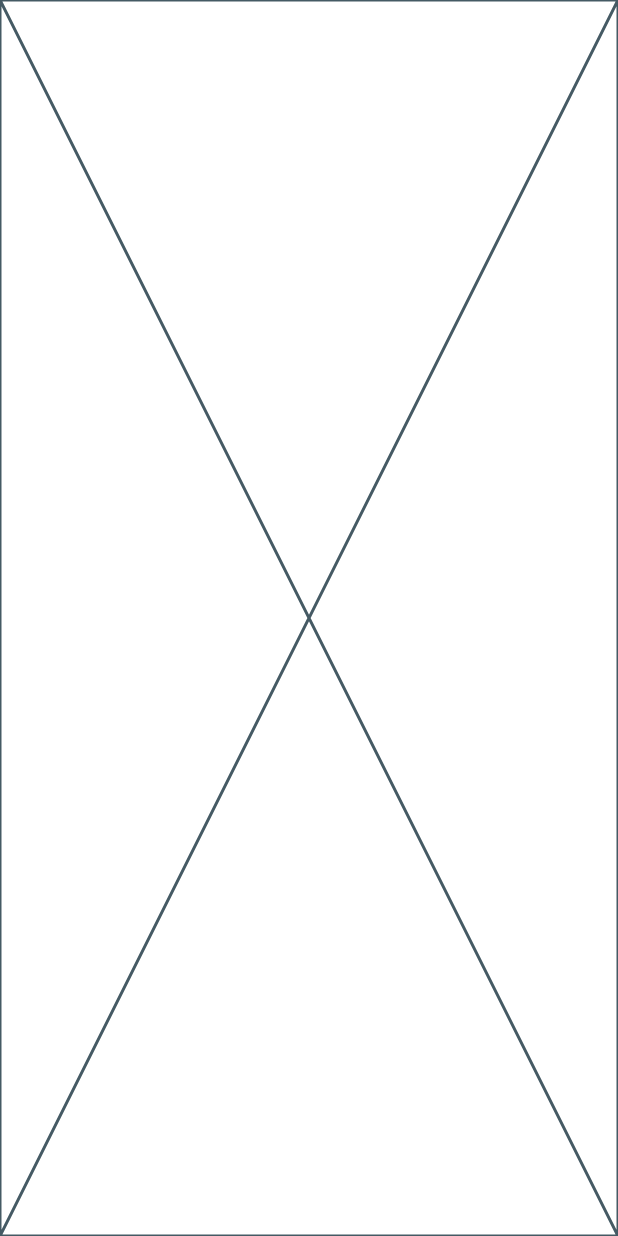
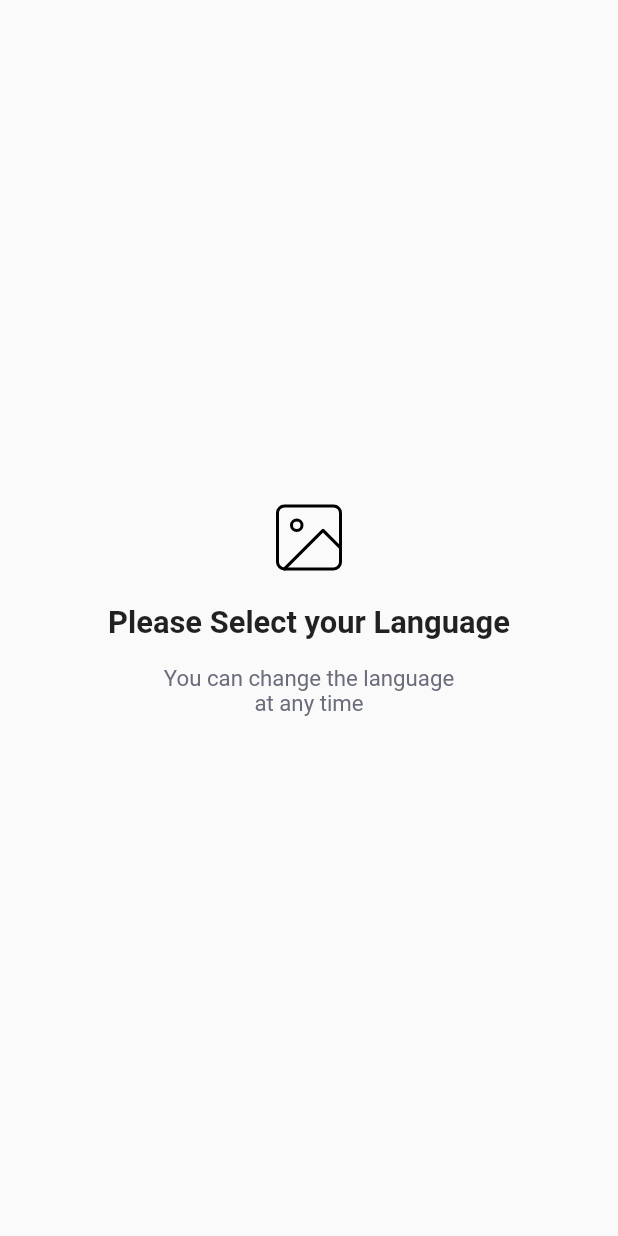
Before and after one commit to AritraPal147/Liveasy-Assignement, a Flutter app: the screen it shows after launch, on a phone screen of 412 x 824 dp. Run offline on Flutter 3.47's test engine with Material 2 defaults, Android fonts, the phone set to English and light mode, and no system bars; our stand-ins replace firebase_core, flutter_svg; accounts and stored records are empty.

Commit message:
Added a small part to 1st screen

```diff
--- /dev/null
+++ b/lib/models/constants/constants.dart
@@ -0,0 +1,5 @@
+import 'dart:ui';
+
+class Constants {
+  static const greyTextColor = Color(0xff6a6c7b);
+}
--- /dev/null
+++ b/lib/models/constants/size_config.dart
@@ -0,0 +1,29 @@
+import 'package:flutter/widgets.dart';
+
+class SizeConfig {
+  static late MediaQueryData _mediaQueryData;
+  static late double screenWidth;
+  static late double screenHeight;
+  static late double blockSizeHorizontal;
+  static late double blockSizeVertical;
+
+  static late double _safeAreaHorizontal;
+  static late double _safeAreaVertical;
+  static late double safeBlockHorizontal;
+  static late double safeBlockVertical;
+
+  static void init(BuildContext context) {
+    _mediaQueryData = MediaQuery.of(context);
+    screenWidth = _mediaQueryData.size.width;
+    screenHeight = _mediaQueryData.size.height;
+    blockSizeHorizontal = screenWidth / 100;
+    blockSizeVertical = screenHeight / 100;
+
+    _safeAreaHorizontal =
+        _mediaQueryData.padding.left + _mediaQueryData.padding.right;
+    _safeAreaVertical =
+        _mediaQueryData.padding.top + _mediaQueryData.padding.bottom;
+    safeBlockHorizontal = (screenWidth - _safeAreaHorizontal) / 100;
+    safeBlockVertical = (screenHeight - _safeAreaVertical) / 100;
+  }
+}
--- a/lib/screens/select_language_screen.dart
+++ b/lib/screens/select_language_screen.dart
@@ -1,4 +1,7 @@
-import 'package:flutter/cupertino.dart';
+import 'package:flutter/material.dart';
+import 'package:flutter_svg/svg.dart';
+import 'package:liveasy_assignment/models/constants/constants.dart';
+import 'package:liveasy_assignment/models/constants/size_config.dart';
 
 class LanguageSelectScreen extends StatefulWidget {
   const LanguageSelectScreen({Key? key}) : super(key: key);
@@ -10,6 +13,52 @@ class LanguageSelectScreen extends StatefulWidget {
 class _LanguageSelectScreenState extends State<LanguageSelectScreen> {
   @override
   Widget build(BuildContext context) {
-    return const Placeholder();
+    SizeConfig.init(context);
+    return SafeArea(
+      child: Scaffold(
+        body: Column(
+          mainAxisAlignment: MainAxisAlignment.center,
+          crossAxisAlignment: CrossAxisAlignment.center,
+          children: [
+            const SizedBox(
+              width: double.infinity,
+            ),
+            SvgPicture.asset('assets/images/image.svg'),
+            SizedBox(
+              height: SizeConfig.blockSizeVertical * 2,
+            ),
+            Text(
+              'Please Select your Language',
+              style: TextStyle(
+                fontWeight: FontWeight.bold,
+                fontSize: SizeConfig.blockSizeVertical * 2.5,
+              ),
+            ),
+            SizedBox(
+              height: SizeConfig.blockSizeVertical * 2,
+            ),
+            Text(
+              'You can change the language',
+              style: TextStyle(
+                fontSize: SizeConfig.blockSizeVertical * 1.8,
+                color: Constants.greyTextColor,
+              ),
+            ),
+            Text(
+              'at any time',
+              style: TextStyle(
+                fontSize: SizeConfig.blockSizeVertical * 1.8,
+                color: Constants.greyTextColor,
+              ),
+            ),
+            SizedBox(
+              height: SizeConfig.blockSizeVertical * 2,
+            ),
+
+
+          ],
+        ),
+      ),
+    );
   }
 }
--- a/pubspec.yaml
+++ b/pubspec.yaml
@@ -25,7 +25,8 @@ dev_dependencies:
 
 flutter:
   uses-material-design: true
-
+  assets:
+    - assets/images/
   # To add assets to your application, add an assets section, like this:
   # assets:
   #   - images/a_dot_burr.jpeg
```
Also changed, not shown: lib/main.dart (+13 -120 lines), assets/images/image.svg (added).
